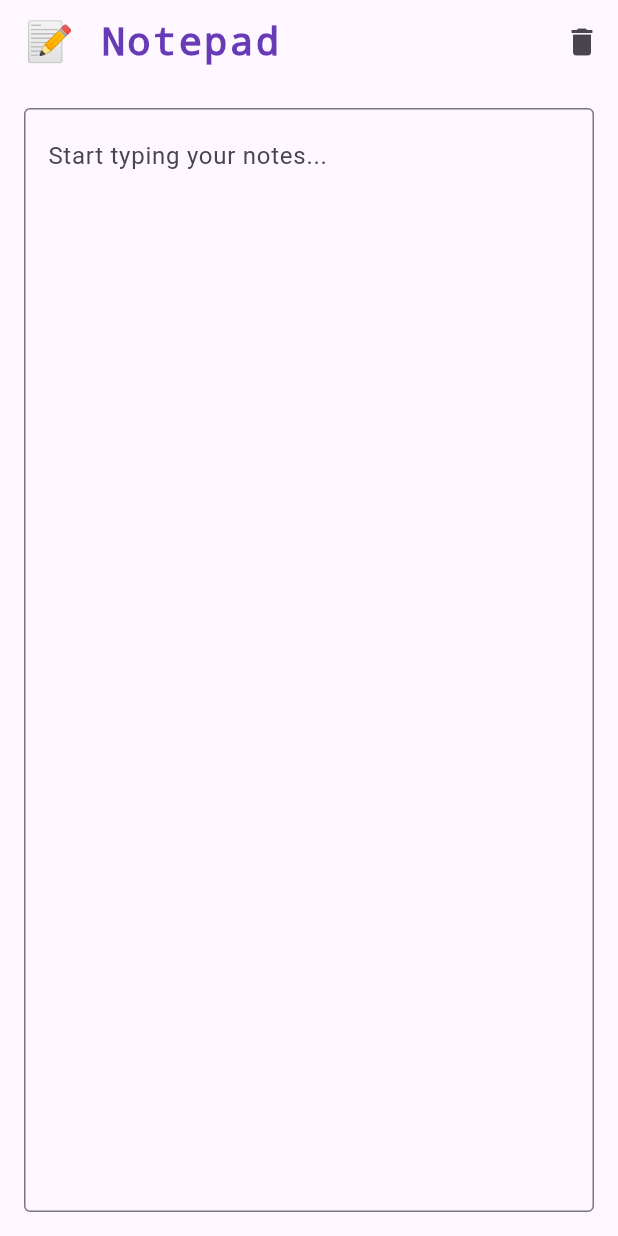
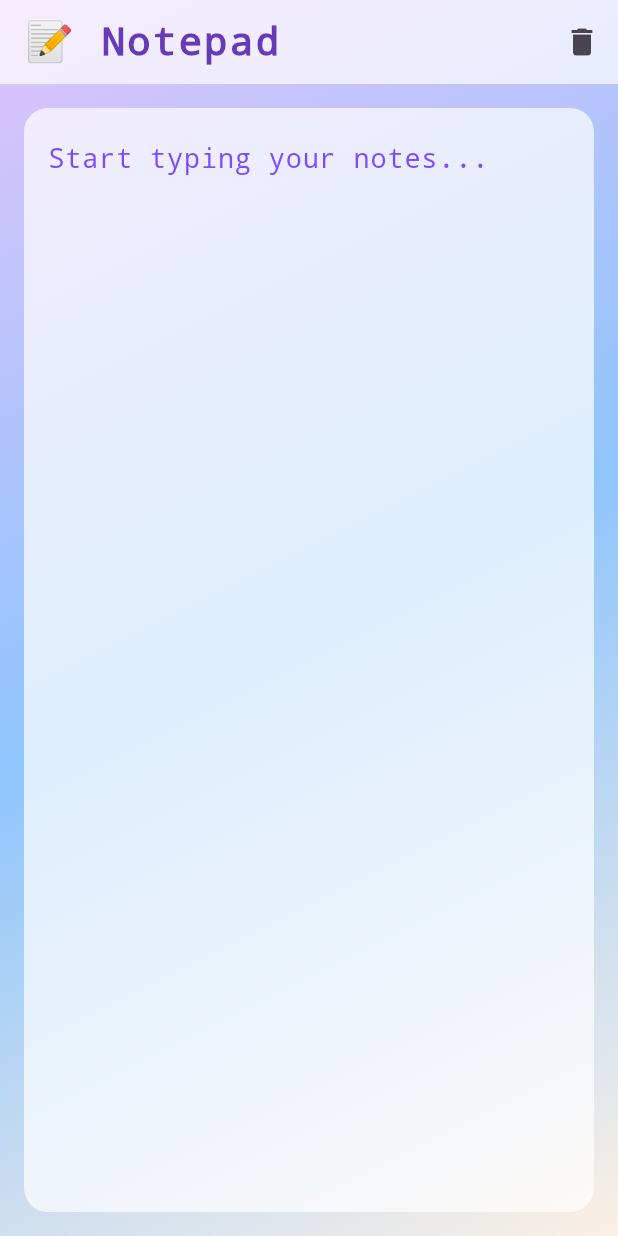
Before and after one commit to LuciferBloodFalen/notepad, a Flutter app: the screen it shows after launch, on a phone screen of 412 x 824 dp. Run offline on Flutter 3.47's test engine with Material 3 defaults, Android fonts, the phone set to English and light mode, and no system bars.

Commit message:
Added styles

```diff
--- a/lib/main.dart
+++ b/lib/main.dart
@@ -39,7 +39,10 @@ class _NotepadScreenState extends State<NotepadScreen> {
   @override
   Widget build(BuildContext context) {
     return Scaffold(
+      extendBodyBehindAppBar: true,
       appBar: AppBar(
+        backgroundColor: Colors.white.withOpacity(0.7),
+        elevation: 0,
         title: const Text(
           '📝 Notepad',
           style: TextStyle(
@@ -47,7 +50,7 @@ class _NotepadScreenState extends State<NotepadScreen> {
             fontSize: 26,
             letterSpacing: 1.5,
             color: Colors.deepPurple,
-            fontFamily: 'Courier', // You can change to any available font
+            fontFamily: 'Courier',
           ),
         ),
         actions: [
@@ -58,18 +61,43 @@ class _NotepadScreenState extends State<NotepadScreen> {
           ),
         ],
       ),
-      body: Padding(
-        padding: const EdgeInsets.all(16.0),
-        child: TextField(
-          controller: _controller,
-          maxLines: null,
-          expands: true,
-          textAlignVertical:
-              TextAlignVertical.top, // Ensures input starts at the top
-          textAlign: TextAlign.start, // Ensures input starts at the left
-          decoration: const InputDecoration(
-            hintText: 'Start typing your notes...',
-            border: OutlineInputBorder(),
+      body: Container(
+        decoration: const BoxDecoration(
+          gradient: LinearGradient(
+            colors: [Color(0xFFE0C3FC), Color(0xFF8EC5FC), Color(0xFFFAF0E6)],
+            begin: Alignment.topLeft,
+            end: Alignment.bottomRight,
+          ),
+        ),
+        child: Padding(
+          // Add top padding equal to AppBar height + safe area + extra space
+          padding: EdgeInsets.only(
+            top: MediaQuery.of(context).padding.top + kToolbarHeight + 16.0, // Added 16.0 for extra space
+            left: 16.0,
+            right: 16.0,
+            bottom: 16.0,
+          ),
+          child: TextField(
+            controller: _controller,
+            maxLines: null,
+            expands: true,
+            style: const TextStyle(
+              fontSize: 18,
+              color: Colors.deepPurple,
+              fontFamily: 'Courier',
+            ),
+            textAlignVertical: TextAlignVertical.top,
+            textAlign: TextAlign.start,
+            decoration: InputDecoration(
+              filled: true,
+              fillColor: Colors.white.withOpacity(0.7),
+              hintText: 'Start typing your notes...',
+              hintStyle: const TextStyle(color: Colors.deepPurpleAccent),
+              border: OutlineInputBorder(
+                borderRadius: BorderRadius.circular(16),
+                borderSide: BorderSide.none,
+              ),
+            ),
           ),
         ),
       ),
```
